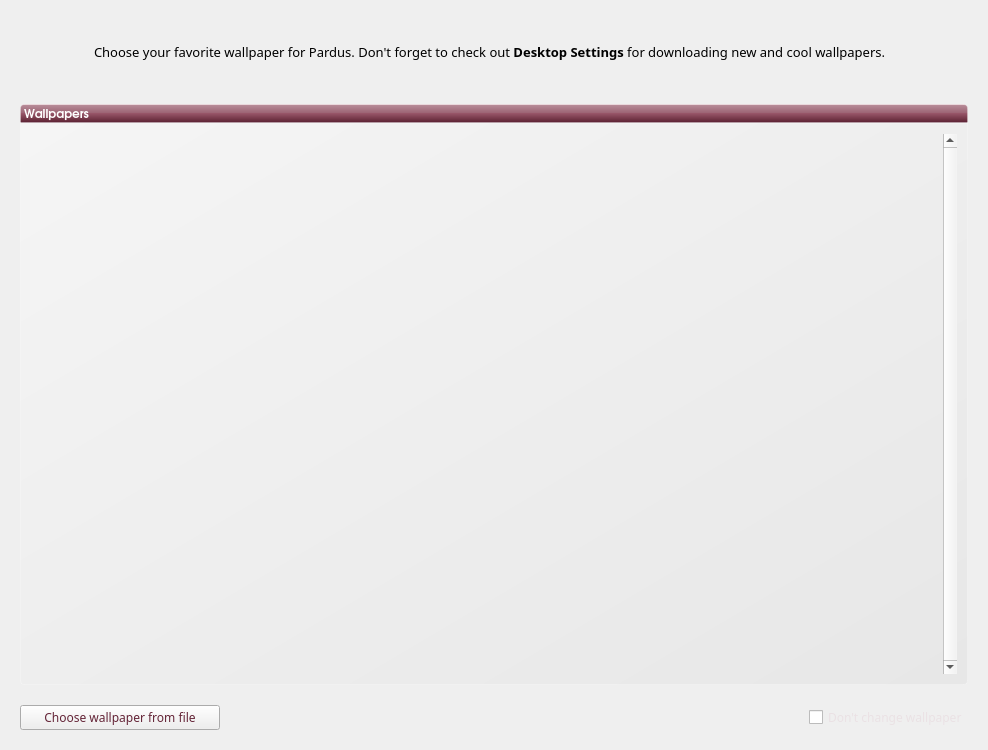
The window that kde/kaptan/ui/ui_scrWallpaper.ui (pars-linux/uludag) describes before a commit, drawn with Qt 5.
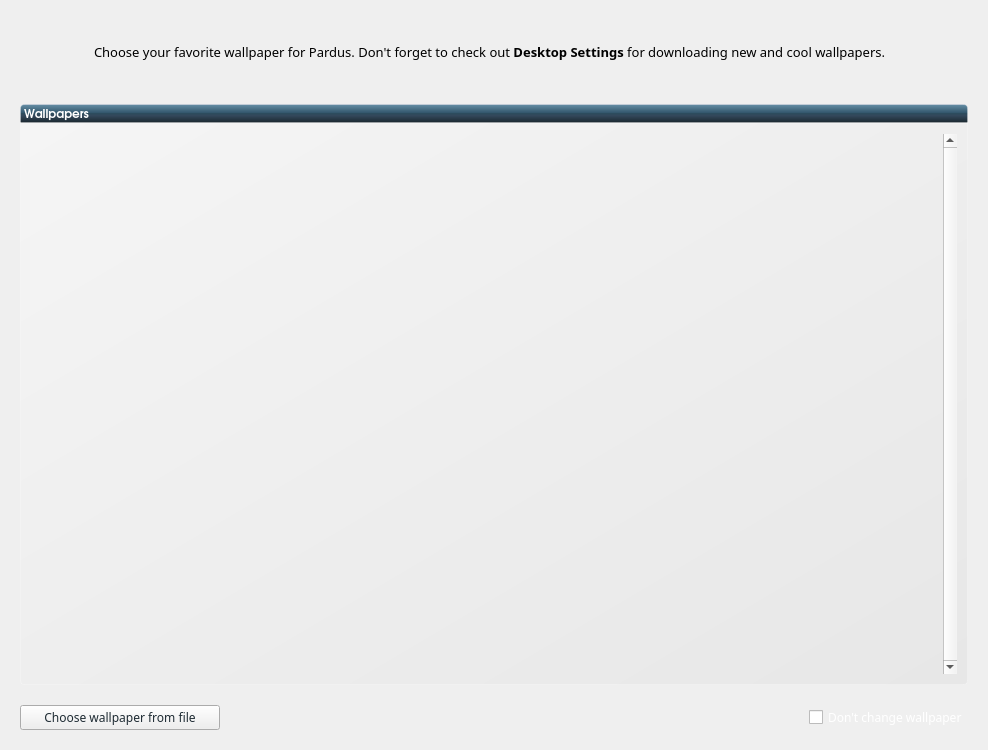
The same window after the commit. Icons and pictures are not drawn.

```diff
--- a/kde/kaptan/ui/ui_scrWallpaper.ui
+++ b/kde/kaptan/ui/ui_scrWallpaper.ui
@@ -106,7 +106,7 @@
         </font>
        </property>
        <property name="styleSheet">
-        <string notr="true">background-color: qlineargradient(spread:pad, x1:0.5, y1:1, x2:0.5, y2:0, stop:0 rgba(183, 100, 124, 255), stop:0.0212465 rgba(91, 33, 50, 255), stop:0.521739 rgba(152, 86, 105, 255), stop:0.527174 rgba(155, 98, 115, 255), stop:0.983696 rgba(184, 141, 153, 255), stop:1 rgba(220, 173, 186, 255));
+        <string notr="true">background-color: qlineargradient(spread:pad, x1:0.5, y1:1, x2:0.5, y2:0, stop:0 rgba(26, 38, 45, 255), stop:0.398093 rgba(51, 72, 91, 255), stop:0.521739 rgba(45, 76, 94, 255), stop:0.531585 rgba(49, 84, 106, 255), stop:0.983696 rgba(99, 141, 164, 255), stop:1 rgba(120, 146, 172, 255));
 /*background-color: qlineargradient(spread:pad, x1:1, y1:1, x2:0, y2:0, stop:0 rgba(219, 219, 219, 100), stop:1 rgba(255, 255, 255, 100));*/
 border: 1px solid rgba(255,255,255,50);
 color:white;
@@ -242,7 +242,7 @@
           </font>
          </property>
          <property name="styleSheet">
-          <string notr="true">color: #642437;</string>
+          <string notr="true">color: rgb(30, 43, 51)</string>
          </property>
          <property name="text">
           <string>Choose wallpaper from file</string>
@@ -277,7 +277,7 @@
           </font>
          </property>
          <property name="styleSheet">
-          <string notr="true">color: rgb(234, 225, 228);</string>
+          <string notr="true">color: white;</string>
          </property>
          <property name="text">
           <string>Don't change wallpaper</string>
```
